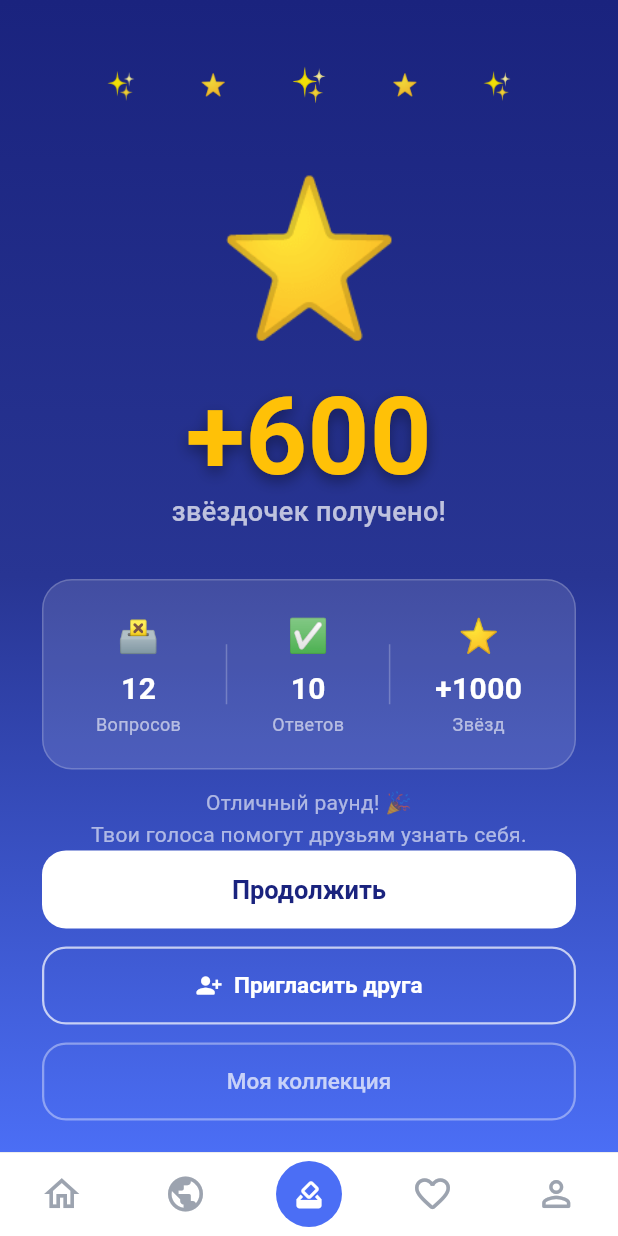
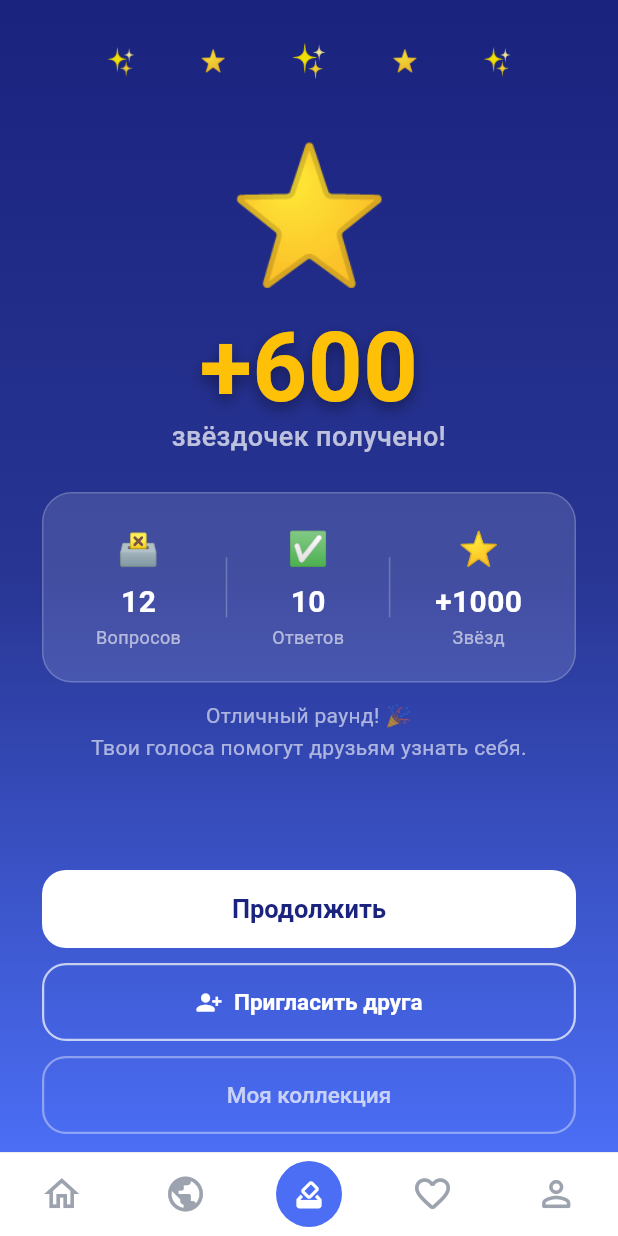
Before and after one commit to amanvelikiigmailcom/poll-main, a Flutter app: the StarReceivedScreen screen opened by its route, on a phone screen of 412 x 824 dp. Run offline on Flutter 3.47's test engine with Material 3 defaults, Android fonts, the phone set to English and light mode, and no system bars; our stand-ins replace cached_network_image, dio, equatable, firebase_core, firebase_messaging, flutter_animate and 11 more; accounts and stored records are empty.

Commit message:
Fix star-received overflow on phone-height Chrome
The celebration column plus three buttons plus the tab bar
overflowed by 100+px. Scroll the hero, pin the actions.

```diff
--- a/app/lib/screens/voting/star_received_screen.dart
+++ b/app/lib/screens/voting/star_received_screen.dart
@@ -133,15 +133,19 @@ class _StarReceivedScreenState extends State<StarReceivedScreen>
             padding: const EdgeInsets.symmetric(horizontal: 28),
             child: Column(
               children: [
-                const SizedBox(height: 40),
-                // Sparkle row at top
+                Expanded(
+                  child: SingleChildScrollView(
+                    padding: const EdgeInsets.only(top: 24, bottom: 16),
+                    child: Column(
+                      children: [
                         AnimatedBuilder(
                           animation: _sparkleAnim,
                           builder: (context, child) {
                             return Opacity(
                               opacity: _sparkleAnim.value,
                               child: const Row(
-                        mainAxisAlignment: MainAxisAlignment.spaceEvenly,
+                                mainAxisAlignment:
+                                    MainAxisAlignment.spaceEvenly,
                                 children: [
                                   Text('✨', style: TextStyle(fontSize: 18)),
                                   Text('⭐', style: TextStyle(fontSize: 14)),
@@ -153,26 +157,20 @@ class _StarReceivedScreenState extends State<StarReceivedScreen>
                             );
                           },
                         ),
-                const SizedBox(height: 24),
-                // Main star
+                        const SizedBox(height: 20),
                         ScaleTransition(
                           scale: _starScale,
                           child: const Text(
                             '⭐',
-                    style: TextStyle(fontSize: 100),
+                            style: TextStyle(fontSize: 88),
                             textAlign: TextAlign.center,
                           ),
                         ),
-                const SizedBox(height: 8),
-                // Star count
-                TweenAnimationBuilder<double>(
-                  tween: Tween<double>(begin: 0, end: 1),
-                  duration: const Duration(milliseconds: 400),
-                  builder: (context, val, child) => child!,
-                  child: Text(
+                        const SizedBox(height: 4),
+                        Text(
                           '+$_displayedCount',
                           style: const TextStyle(
-                      fontSize: 72,
+                            fontSize: 64,
                             fontWeight: FontWeight.bold,
                             color: Colors.amber,
                             height: 1.0,
@@ -186,7 +184,6 @@ class _StarReceivedScreenState extends State<StarReceivedScreen>
                           ),
                           textAlign: TextAlign.center,
                         ),
-                ),
                         const Text(
                           'звёздочек получено!',
                           style: TextStyle(
@@ -196,8 +193,7 @@ class _StarReceivedScreenState extends State<StarReceivedScreen>
                           ),
                           textAlign: TextAlign.center,
                         ),
-                const SizedBox(height: 32),
-                // Content section
+                        const SizedBox(height: 24),
                         AnimatedBuilder(
                           animation: _contentFadeController,
                           builder: (context, child) {
@@ -211,7 +207,6 @@ class _StarReceivedScreenState extends State<StarReceivedScreen>
                           },
                           child: Column(
                             children: [
-                      // Round summary card
                               Container(
                                 padding: const EdgeInsets.all(20),
                                 decoration: BoxDecoration(
@@ -222,9 +217,10 @@ class _StarReceivedScreenState extends State<StarReceivedScreen>
                                   ),
                                 ),
                                 child: Row(
-                          mainAxisAlignment: MainAxisAlignment.spaceAround,
+                                  mainAxisAlignment:
+                                      MainAxisAlignment.spaceAround,
                                   children: [
-                            _SummaryItem(
+                                    const _SummaryItem(
                                       emoji: '🗳️',
                                       label: 'Вопросов',
                                       value: '12',
@@ -234,7 +230,7 @@ class _StarReceivedScreenState extends State<StarReceivedScreen>
                                       height: 40,
                                       color: Colors.white24,
                                     ),
-                            _SummaryItem(
+                                    const _SummaryItem(
                                       emoji: '✅',
                                       label: 'Ответов',
                                       value: '10',
@@ -253,7 +249,6 @@ class _StarReceivedScreenState extends State<StarReceivedScreen>
                                 ),
                               ),
                               const SizedBox(height: 12),
-                      // Motivational text
                               const Text(
                                 'Отличный раунд! 🎉\nТвои голоса помогут друзьям узнать себя.',
                                 style: TextStyle(
@@ -266,8 +261,10 @@ class _StarReceivedScreenState extends State<StarReceivedScreen>
                             ],
                           ),
                         ),
-                const Spacer(),
-                // Continue to timer button
+                      ],
+                    ),
+                  ),
+                ),
                 SizedBox(
                   width: double.infinity,
                   child: ElevatedButton(
@@ -288,7 +285,7 @@ class _StarReceivedScreenState extends State<StarReceivedScreen>
                     child: const Text('Продолжить'),
                   ),
                 ),
-                const SizedBox(height: 12),
+                const SizedBox(height: 10),
                 SizedBox(
                   width: double.infinity,
                   child: OutlinedButton.icon(
@@ -309,8 +306,7 @@ class _StarReceivedScreenState extends State<StarReceivedScreen>
                     ),
                   ),
                 ),
-                const SizedBox(height: 12),
-                // View collection secondary button
+                const SizedBox(height: 10),
                 SizedBox(
                   width: double.infinity,
                   child: OutlinedButton(
@@ -330,7 +326,7 @@ class _StarReceivedScreenState extends State<StarReceivedScreen>
                     child: const Text('Моя коллекция'),
                   ),
                 ),
-                const SizedBox(height: 28),
+                const SizedBox(height: 12),
               ],
             ),
           ),
```
Lines whose indentation alone changed are shown as unchanged.
